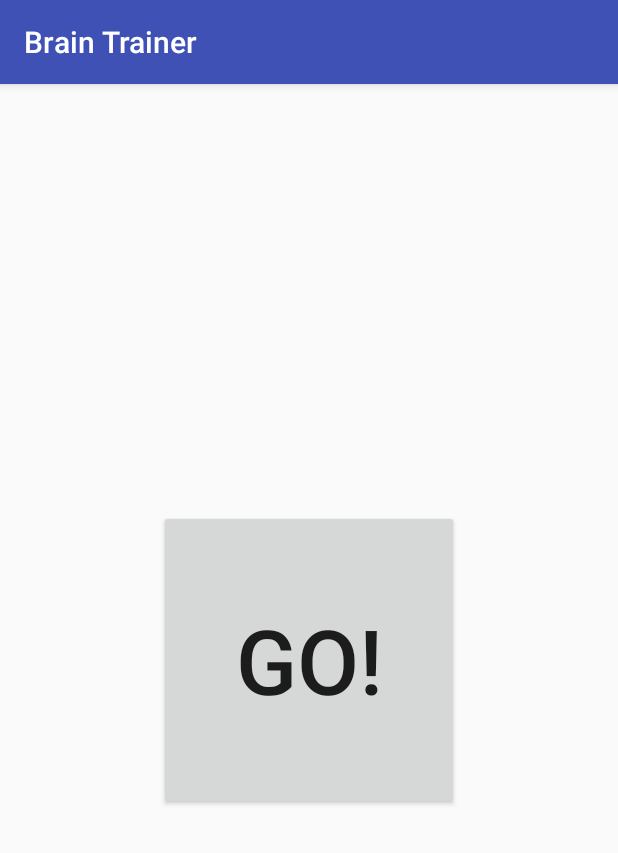
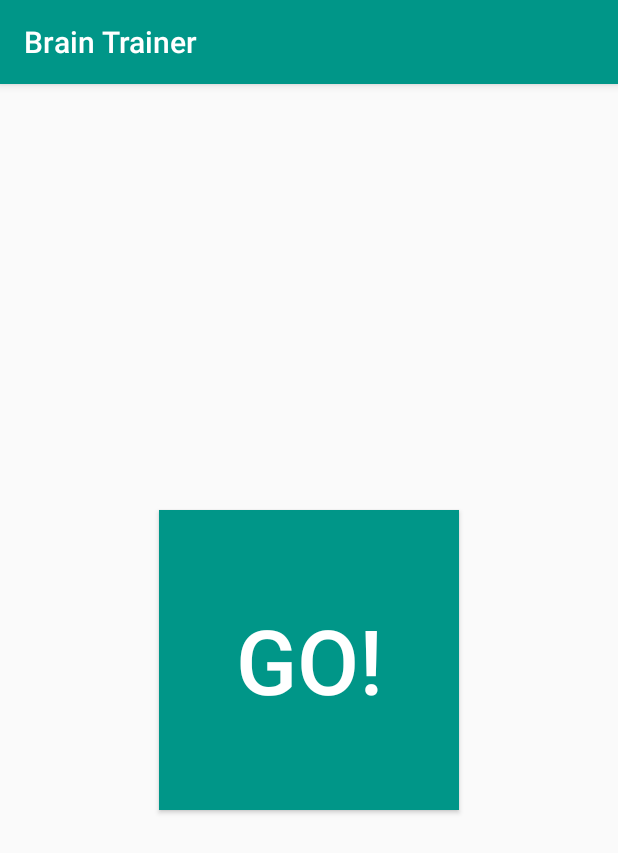
Before and after one commit to bipullohia/BrainTrainer, an Android app: the screen it shows after launch (MainActivity), on a phone screen of 412 x 824 dp. Shown: the top 853 px of the screen. Run offline under Robolectric (Android 15) with nearby library versions, the phone set to English and light mode, and no system bars.

```diff
--- a/app/src/main/java/com/example/bipullohia/braintrainer/MainActivity.java
+++ b/app/src/main/java/com/example/bipullohia/braintrainer/MainActivity.java
@@ -7,6 +7,7 @@ import android.util.Log;
 import android.view.View;
 import android.widget.Button;
 import android.widget.GridLayout;
+import android.widget.LinearLayout;
 import android.widget.RelativeLayout;
 import android.widget.TextView;
 
@@ -18,12 +19,11 @@ public class MainActivity extends AppCompatActivity {
 
     Button goButton;
     GridLayout gridLayout;
-    TextView timerTextview, question, answerStatus, resultDisplay;
+    TextView timerTextview, question, answerStatus, resultDisplay, finalResult, finalPercent;
     int locationCorrectAnswer, correctCount =0, totalCount=0;
-    ArrayList<Integer> answers = new ArrayList<Integer>();
+    ArrayList<Integer> answers = new ArrayList<>();
     Button button0, button1, button2, button3, playAgain;
     RelativeLayout gameplayRelativeLayout;
-    CountDownTimer countDownTimer;
 
     public void playAgain(View view){
 
@@ -46,13 +46,14 @@ public class MainActivity extends AppCompatActivity {
             @Override
             public void onFinish() {
 
+                gameplayRelativeLayout.setVisibility(View.GONE);
+                LinearLayout linearLayout = (LinearLayout) findViewById(R.id.gameoverLinearLayout);
+                linearLayout.setVisibility(View.VISIBLE);
+                finalResult.setText(String.valueOf(correctCount)+ " / " + String.valueOf(totalCount));
 
-                timerTextview.setText("00 : 00");
-                gridLayout.setVisibility(View.INVISIBLE);
-                question.setVisibility(View.INVISIBLE);
-                answerStatus.setText("Your Score : "+String.valueOf(correctCount)+ " / " + String.valueOf(totalCount));
-                playAgain.setVisibility(View.VISIBLE);
-
+                double percent = ((double)correctCount/totalCount)*100;
+                int c= (int) percent;
+                finalPercent.setText(c + "%");
 
             }
         }.start();
@@ -68,6 +69,9 @@ public class MainActivity extends AppCompatActivity {
         goButton = (Button) findViewById(R.id.goButton);
         timerTextview = (TextView) findViewById(R.id.timerTextview);
         answerStatus = (TextView) findViewById(R.id.answerStatus);
+        finalResult = (TextView) findViewById(R.id.finalResult);
+        finalPercent = (TextView) findViewById(R.id.finalPercent);
+
 
         resultDisplay = (TextView) findViewById(R.id.resultDisplay);
         //goButton.setVisibility(View.VISIBLE);
@@ -78,7 +82,7 @@ public class MainActivity extends AppCompatActivity {
         button1 = (Button) findViewById(R.id.button1);
         button2 = (Button) findViewById(R.id.button2);
         button3 = (Button) findViewById(R.id.button3);
-        playAgain = (Button) findViewById(R.id.playAgain);
+        playAgain = (Button) findViewById(R.id.playAgainButton);
 
         gridLayout = (GridLayout) findViewById(R.id.gridLayout);
 
@@ -87,11 +91,53 @@ public class MainActivity extends AppCompatActivity {
     }
 
     public void generateQuesiton() {
+
         Random rand = new Random();
-        int a = rand.nextInt(21);
-        int b = rand.nextInt(21);
+        int a = rand.nextInt(51);
+        int b = rand.nextInt(51);
+        int c = rand.nextInt(11);
+        int d = rand.nextInt(11);
 
-        question.setText(Integer.toString(a) + " + " + Integer.toString(b));
+        int correctAnswer = -1;
+
+        int type = rand.nextInt(3);
+        Log.i("type", String.valueOf(type));
+
+        switch (type){
+
+            case 0: //addition
+            {
+                question.setText(Integer.toString(a) + " + " + Integer.toString(b));
+                correctAnswer = a+b;
+                Log.i("case","addition, " + correctAnswer);
+                break;
+            }
+
+            case 1: //subtraction
+            {
+                if(a>b){
+                    question.setText(Integer.toString(a) + " - " + Integer.toString(b));
+                    correctAnswer = a-b;
+                }else {
+                    question.setText(Integer.toString(b) + " - " + Integer.toString(a));
+                    correctAnswer = b-a;
+                }
+
+                Log.i("case", "subtraction, "+ correctAnswer);
+                break;
+            }
+
+            case 2: //multiplication
+            {
+                question.setText(Integer.toString(c) + " * " + Integer.toString(d));
+                correctAnswer = c*d;
+                Log.i("case","multiplication, "+ correctAnswer);
+                break;
+            }
+
+        }
+
+       // question.setText(Integer.toString(a) + " + " + Integer.toString(b));
 
         locationCorrectAnswer = rand.nextInt(4);
         Log.e("chsak11", String.valueOf(locationCorrectAnswer));
@@ -102,16 +148,16 @@ public class MainActivity extends AppCompatActivity {
 
             if (i != locationCorrectAnswer) {
 
-                incorrectAnswer = rand.nextInt(41);
-                while (incorrectAnswer == a + b) {
+                incorrectAnswer = rand.nextInt(101);
+                while (incorrectAnswer == correctAnswer) {
 
-                    incorrectAnswer = rand.nextInt(41);
+                    incorrectAnswer = rand.nextInt(101);
 
                 }
 
                 answers.add(incorrectAnswer);
             } else {
-                answers.add(a + b);
+                answers.add(correctAnswer);
             }
         }
 
--- a/app/src/main/res/layout/activity_main.xml
+++ b/app/src/main/res/layout/activity_main.xml
@@ -16,15 +16,18 @@
         android:layout_height="200dp"
         android:layout_centerHorizontal="true"
         android:layout_centerVertical="true"
+        android:background="@color/colorPrimary"
         android:onClick="startGame"
         android:text="Go!"
-        android:textSize="60sp" />
+        android:textColor="@color/white"
+        android:textSize="60sp"
+        android:visibility="visible" />
 
     <RelativeLayout
         android:id="@+id/gameplayRelativeLayout"
         android:layout_width="match_parent"
-        android:visibility="gone"
-        android:layout_height="match_parent">
+        android:layout_height="match_parent"
+        android:visibility="gone">
 
         <GridLayout
             android:id="@+id/gridLayout"
@@ -48,7 +51,7 @@
                 android:onClick="chooseAnswer"
                 android:padding="20dp"
                 android:tag="0"
-                android:text="3"
+                android:text="P"
                 android:textSize="72sp" />
 
             <Button
@@ -64,7 +67,7 @@
                 android:onClick="chooseAnswer"
                 android:padding="20dp"
                 android:tag="1"
-                android:text="3"
+                android:text="Q"
                 android:textSize="72sp" />
 
 
@@ -81,7 +84,7 @@
                 android:onClick="chooseAnswer"
                 android:padding="20dp"
                 android:tag="2"
-                android:text="3"
+                android:text="R"
                 android:textSize="72sp" />
 
             <Button
@@ -97,7 +100,7 @@
                 android:onClick="chooseAnswer"
                 android:padding="20dp"
                 android:tag="3"
-                android:text="3"
+                android:text="S"
                 android:textSize="72sp" />
 
         </GridLayout>
@@ -108,9 +111,8 @@
             android:layout_height="wrap_content"
             android:layout_alignParentEnd="true"
             android:layout_alignTop="@+id/timerTextview"
-            android:layout_marginEnd="41dp"
-            android:text="TextView"
-            android:textSize="24sp" />
+            android:text="X/X"
+            android:textSize="21sp" />
 
         <TextView
             android:id="@+id/answerStatus"
@@ -118,20 +120,20 @@
             android:layout_height="wrap_content"
             android:layout_below="@+id/gridLayout"
             android:layout_centerHorizontal="true"
-            android:layout_marginTop="26dp"
+            android:layout_marginTop="30dp"
             android:text="Answer Status"
-            android:textSize="36sp" />
+            android:textSize="32sp" />
 
         <TextView
             android:id="@+id/timerTextview"
             android:layout_width="wrap_content"
             android:layout_height="wrap_content"
+            android:layout_alignParentStart="true"
             android:layout_alignParentTop="true"
-            android:layout_marginEnd="21dp"
             android:layout_marginTop="10dp"
             android:layout_toStartOf="@+id/question"
             android:text="00 : 30"
-            android:textSize="24sp" />
+            android:textSize="21sp" />
 
         <TextView
             android:id="@+id/question"
@@ -140,20 +142,70 @@
             android:layout_below="@+id/resultDisplay"
             android:layout_centerHorizontal="true"
             android:layout_marginTop="16dp"
-            android:text="32+14"
+            android:text="X+Y"
             android:textSize="48sp"
             android:textStyle="normal|bold" />
 
-        <Button
-            android:id="@+id/playAgain"
-            android:layout_width="wrap_content"
-            android:layout_height="wrap_content"
-            android:layout_alignParentBottom="true"
-            android:layout_centerHorizontal="true"
-            android:onClick="playAgain"
-            android:visibility="gone"
-            android:text="Play Again" />
     </RelativeLayout>
 
 
+    <LinearLayout
+        android:id="@+id/gameoverLinearLayout"
+        android:layout_width="match_parent"
+        android:orientation="vertical"
+        android:gravity="center"
+        android:layout_height="match_parent"
+        android:visibility="gone">
+
+        <TextView
+            android:layout_width="match_parent"
+            android:layout_height="wrap_content"
+            android:text="Your Score"
+            android:textSize="36sp"
+            android:gravity="center"/>
+
+        <TextView
+            android:layout_width="match_parent"
+            android:layout_height="wrap_content"
+            android:text="XX / XX"
+            android:id="@+id/finalResult"
+            android:textColor="@color/colorPrimary"
+            android:layout_marginTop="10dp"
+            android:textSize="32sp"
+            android:gravity="center"/>
+
+        <TextView
+            android:layout_width="match_parent"
+            android:layout_height="wrap_content"
+            android:layout_marginTop="40dp"
+            android:text="Correct Answer %"
+            android:textSize="28sp"
+            android:gravity="center"/>
+
+        <TextView
+            android:layout_width="match_parent"
+            android:layout_height="wrap_content"
+            android:id="@+id/finalPercent"
+            android:text="xx %"
+            android:textColor="@color/colorPrimary"
+            android:layout_marginTop="10dp"
+            android:textSize="24sp"
+            android:gravity="center"/>
+
+        <Button
+            android:layout_width="wrap_content"
+            android:textColor="@color/white"
+            android:textSize="21sp"
+            android:id="@+id/playAgainButton"
+            android:paddingLeft="40dp"
+            android:text="Play Again"
+            android:onClick="playAgain"
+            android:paddingRight="40dp"
+            android:layout_height="wrap_content"
+            android:background="@color/colorPrimary"
+            android:layout_marginTop="40dp"/>
+
+    </LinearLayout>
+
+
 </RelativeLayout>
--- a/app/src/main/res/values/colors.xml
+++ b/app/src/main/res/values/colors.xml
@@ -1,6 +1,7 @@
 <?xml version="1.0" encoding="utf-8"?>
 <resources>
-    <color name="colorPrimary">#3F51B5</color>
-    <color name="colorPrimaryDark">#303F9F</color>
+    <color name="colorPrimary">#009688</color>
+    <color name="colorPrimaryDark">#00796B</color>
+    <color name="white">#ffffff</color>
     <color name="colorAccent">#FF4081</color>
 </resources>
```
